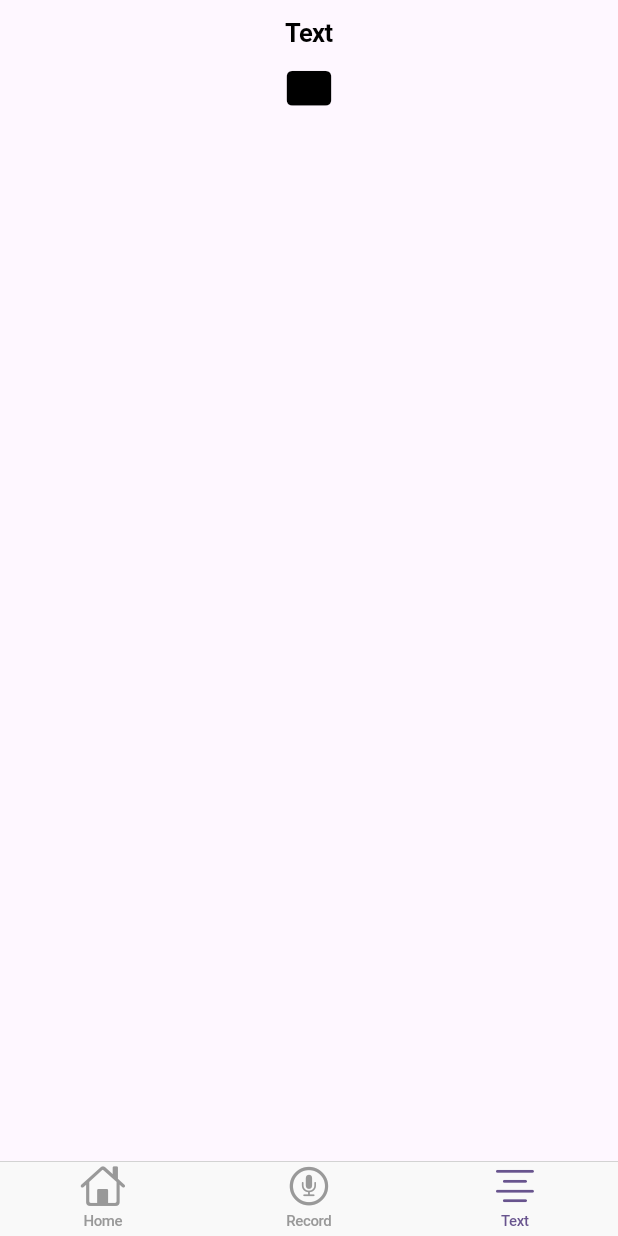
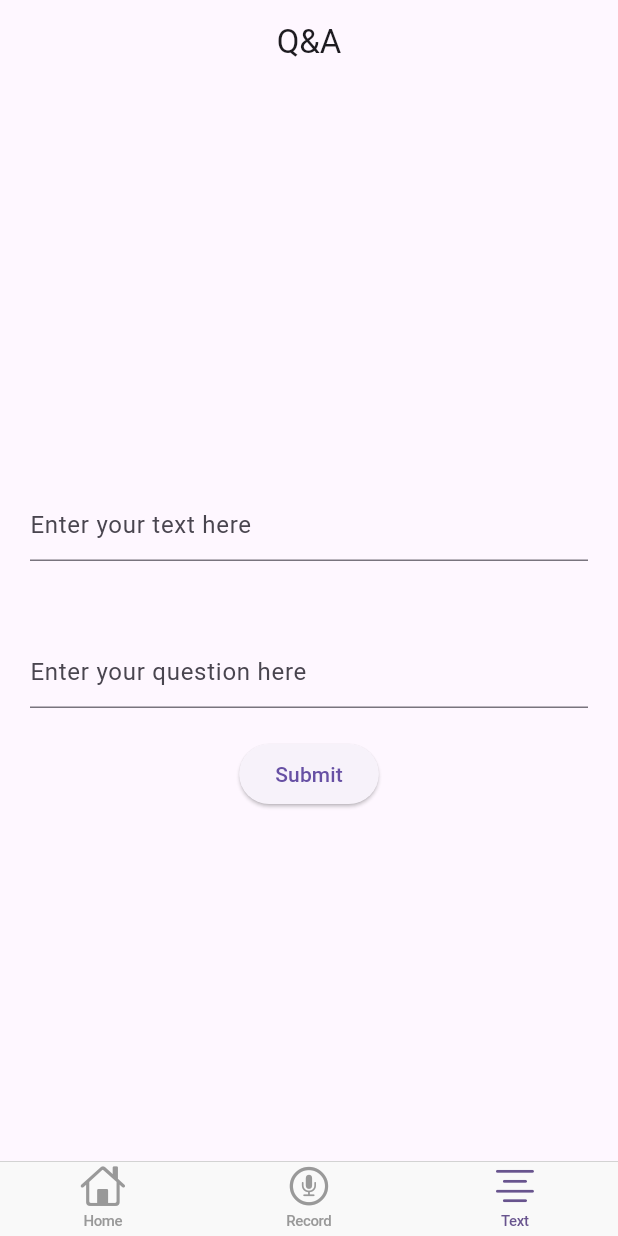
Before and after one commit to Yaltuzz/medically, a Flutter app: the screen it shows after launch, item 3 of the bottom bar chosen, on a phone screen of 412 x 824 dp. Run offline on Flutter 3.47's test engine with Material 3 defaults, Android fonts, the light colour scheme and no system bars; our stand-ins replace flutter_riverpod, go_router; missing offline and left inert: record.

Commit message:
Better UI and working QA system

```diff
--- a/lib/main_app_screen/text_tab.dart
+++ b/lib/main_app_screen/text_tab.dart
@@ -3,7 +3,6 @@ import 'dart:developer';
 import 'package:flutter/cupertino.dart';
 import 'package:flutter/material.dart';
 import 'package:flutter/services.dart';
-import 'package:record/record.dart';
 
 class TextTab extends StatefulWidget {
   const TextTab({Key? key}) : super(key: key);
@@ -13,43 +12,62 @@ class TextTab extends StatefulWidget {
 }
 
 class _TextTabState extends State<TextTab> {
-  late AudioRecorder audioRecorder;
+  final TextEditingController _textController = TextEditingController();
+  final TextEditingController _questionController = TextEditingController();
   static const platform = MethodChannel('naturalLanguageProcessing');
-  String text = '';
+  String answer = '';
   @override
   Widget build(BuildContext context) {
-    return CupertinoPageScaffold(
-      navigationBar: const CupertinoNavigationBar(
-        middle: Text('Text'),
+    return MaterialApp(
+      home: Scaffold(
+        appBar: AppBar(
+          centerTitle: true,
+          title: const Text('Q&A'),
         ),
-      child: SafeArea(
-        child: Center(
+        body: Center(
+          child: Padding(
+            padding: const EdgeInsets.all(20.0),
             child: Column(
+              mainAxisAlignment: MainAxisAlignment.center,
               children: [
-              GestureDetector(
-                onTap: () async {
-                  // ignore: unused_local_variable
-                  final result = await platform
-                      .invokeMethod<String>('interpret_text', {"data": null});
+                TextField(
+                    controller: _textController,
+                    decoration: const InputDecoration(
+                      hintText: 'Enter your text here',
+                    ),
+                    maxLines: null),
+                const SizedBox(height: 50),
+                TextField(
+                  controller: _questionController,
+                  decoration: const InputDecoration(
+                    hintText: 'Enter your question here',
+                  ),
+                ),
+                const SizedBox(height: 20),
+                ElevatedButton(
+                  onPressed: () async {
+                    String text = _textController.text;
+                    String question = _questionController.text;
+                    List<String> textAndQuestion = [text, question];
+                    final result = await platform.invokeMethod<String>(
+                        'interpret_text', {"data": textAndQuestion});
                     log(result ?? '');
+                    print(result ?? 'sdf');
                     setState(() {
-                    text = result ?? '';
+                      answer = result ?? '';
                     });
                   },
-                child: const Icon(
-                  CupertinoIcons.rectangle_fill,
-                  size: 30,
-                  color: Colors.black,
-                ),
+                  child: const Text('Submit'),
                 ),
                 Text(
-                text,
+                  answer,
                   style: const TextStyle(fontSize: 10),
                 ),
               ],
             ),
           ),
         ),
+      ),
     );
   }
 }
```
Also changed, not shown: 2 other files. Lines whose indentation alone changed are shown as unchanged.
